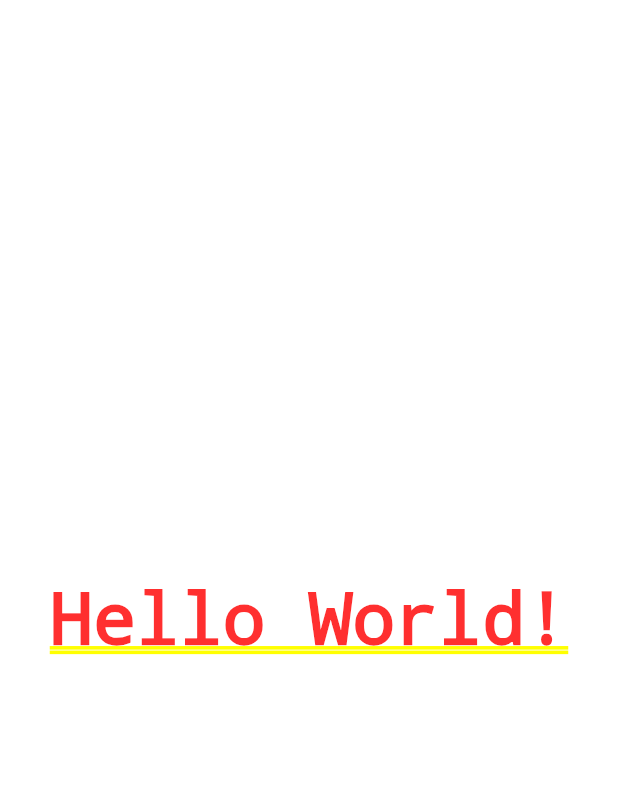
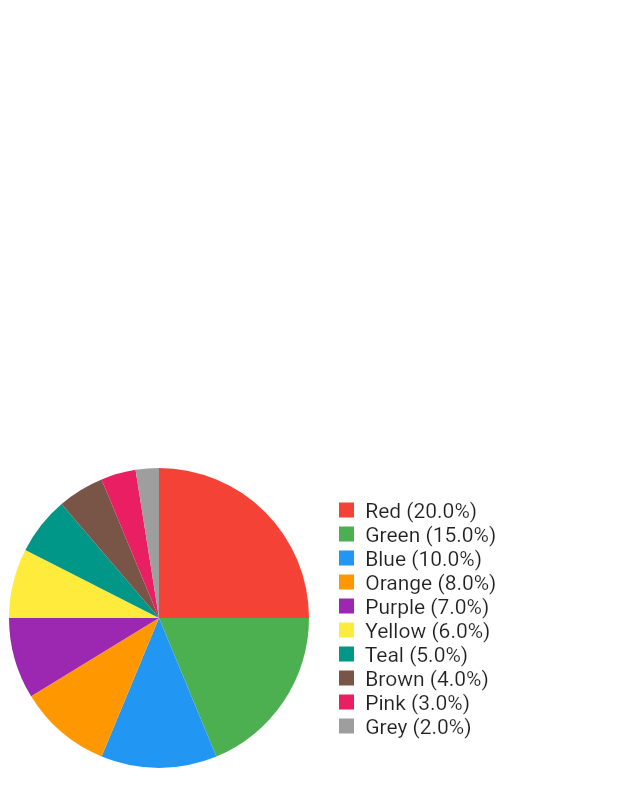
Before and after one commit to hamed-deriv/flutter_chart_collection, a Flutter app: the screen it shows after launch, on a phone screen of 412 x 824 dp. Shown: the top 807 px of the screen. Run offline on Flutter 3.47's test engine with Material 2 defaults, Android fonts, the phone set to English and light mode, and no system bars.

Commit message:
add basic pie chart

```diff
--- a/lib/main.dart
+++ b/lib/main.dart
@@ -1,4 +1,6 @@
 import 'package:flutter/material.dart';
+
+import 'package:flutter_chart_collection/pie_chart.dart';
 
 void main() => runApp(const App());
 
@@ -11,6 +13,34 @@ class App extends StatelessWidget {
   Widget build(BuildContext context) => MaterialApp(
         title: 'Flutter Demo',
         theme: ThemeData(primarySwatch: Colors.blueGrey),
-        home: const Center(child: Text('Hello World!')),
+        home: const Center(
+          child: PieChart(
+            data: <double>[20, 15, 10, 8, 7, 6, 5, 4, 3, 2],
+            colors: <Color>[
+              Colors.red,
+              Colors.green,
+              Colors.blue,
+              Colors.orange,
+              Colors.purple,
+              Colors.yellow,
+              Colors.teal,
+              Colors.brown,
+              Colors.pink,
+              Colors.grey,
+            ],
+            labels: <String>[
+              'Red',
+              'Green',
+              'Blue',
+              'Orange',
+              'Purple',
+              'Yellow',
+              'Teal',
+              'Brown',
+              'Pink',
+              'Grey',
+            ],
+          ),
+        ),
       );
 }
--- /dev/null
+++ b/lib/pie_chart.dart
@@ -0,0 +1,146 @@
+import 'dart:math' as math;
+
+import 'package:flutter/material.dart';
+
+/// Pie chart widget.
+class PieChart extends StatefulWidget {
+  /// Initializes a new instance of the [PieChart] class.
+  const PieChart({
+    required this.data,
+    required this.colors,
+    required this.labels,
+  });
+
+  /// The data to be displayed in the pie chart.
+  final List<double> data;
+
+  /// The colors to be used for each data item.
+  final List<Color> colors;
+
+  /// The labels to be used for each data item.
+  final List<String> labels;
+
+  @override
+  _PieChartState createState() => _PieChartState();
+}
+
+class _PieChartState extends State<PieChart> {
+  int? _selectedIndex;
+
+  @override
+  Widget build(BuildContext context) => Container(
+        color: Colors.white,
+        child: SizedBox(
+          width: 400,
+          height: 400,
+          child: Row(
+            children: <Widget>[
+              SizedBox(
+                width: 200,
+                height: 200,
+                child: CustomPaint(
+                  painter: PieChartPainter(
+                    data: widget.data,
+                    colors: widget.colors,
+                    selectedIndex: _selectedIndex,
+                    onItemSelected: (int index) {
+                      setState(() {
+                        _selectedIndex = index;
+                      });
+                    },
+                  ),
+                ),
+              ),
+              const SizedBox(width: 16),
+              SingleChildScrollView(
+                scrollDirection: Axis.horizontal,
+                child: Column(
+                  mainAxisAlignment: MainAxisAlignment.center,
+                  crossAxisAlignment: CrossAxisAlignment.start,
+                  children: List<Widget>.generate(
+                    widget.labels.length,
+                    (int index) => Padding(
+                      padding: const EdgeInsets.symmetric(horizontal: 4),
+                      child: GestureDetector(
+                        onTap: () {
+                          setState(() {
+                            _selectedIndex = index;
+                          });
+                        },
+                        child: Row(
+                          children: <Widget>[
+                            Container(
+                              width: 10,
+                              height: 10,
+                              color: widget.colors[index],
+                            ),
+                            const SizedBox(width: 4),
+                            Text(
+                              ' ${widget.labels[index]} (${widget.data[index] / 1}%)',
+                              style: Theme.of(context)
+                                  .textTheme
+                                  .bodyText1!
+                                  .copyWith(
+                                    fontWeight: _selectedIndex == index
+                                        ? FontWeight.bold
+                                        : FontWeight.normal,
+                                  ),
+                            ),
+                          ],
+                        ),
+                      ),
+                    ),
+                  ),
+                ),
+              ),
+            ],
+          ),
+        ),
+      );
+}
+
+/// The custom painter for the pie chart.
+class PieChartPainter extends CustomPainter {
+  /// Initializes a new instance of the [PieChartPainter] class.
+  PieChartPainter({
+    required this.data,
+    required this.colors,
+    required this.onItemSelected,
+    this.selectedIndex,
+  });
+
+  /// The data to be displayed in the pie chart.
+  final List<double> data;
+
+  /// The colors to be used for each data item.
+  final List<Color> colors;
+
+  /// The callback function to be called when a legend item is tapped.
+  final Function(int) onItemSelected;
+
+  /// The index of the selected item.
+  final int? selectedIndex;
+
+  @override
+  void paint(Canvas canvas, Size size) {
+    final double total =
+        data.reduce((double value, double element) => value + element);
+    double startAngle = -math.pi / 2;
+    double endAngle = 0;
+
+    final Rect rect = Rect.fromLTWH(0, 0, size.width, size.height);
+    canvas.clipRect(rect);
+
+    for (int i = 0; i < data.length; i++) {
+      final Paint paint = Paint()
+        ..color = colors[i].withOpacity(selectedIndex == i ? 0.5 : 1);
+
+      endAngle = startAngle + (data[i] / total) * 2 * math.pi;
+      canvas.drawArc(rect, startAngle, endAngle - startAngle, true, paint);
+      startAngle = endAngle;
+    }
+  }
+
+  @override
+  bool shouldRepaint(PieChartPainter oldDelegate) => true;
+}
```
